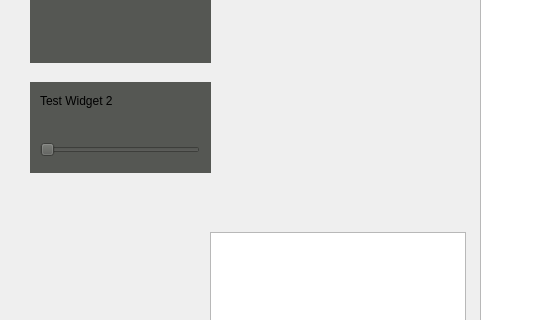
This is frmmain.ui in Bloodiko/pulseaudio-plugin-ui as Qt 5 draws it before an edit; both pictures show x 0 to 560 and y 177 to 497 of the 970 by 690 pixel window. The edited form follows.
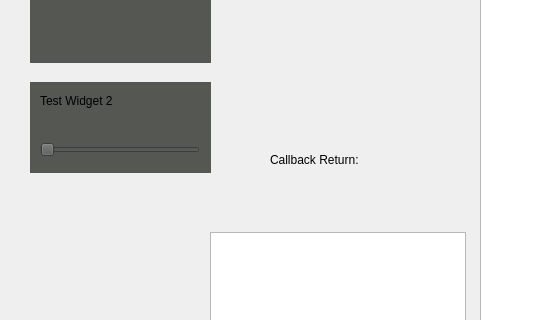
This is the edited form.

Diff of the .ui file:
```diff
--- a/frmmain.ui
+++ b/frmmain.ui
@@ -141,6 +141,32 @@
      </rect>
     </property>
    </widget>
+   <widget class="QLabel" name="label_3">
+    <property name="geometry">
+     <rect>
+      <x>270</x>
+      <y>310</y>
+      <width>101</width>
+      <height>16</height>
+     </rect>
+    </property>
+    <property name="text">
+     <string>Callback Return:</string>
+    </property>
+   </widget>
+   <widget class="QLabel" name="label_4">
+    <property name="geometry">
+     <rect>
+      <x>280</x>
+      <y>340</y>
+      <width>54</width>
+      <height>17</height>
+     </rect>
+    </property>
+    <property name="text">
+     <string/>
+    </property>
+   </widget>
   </widget>
   <widget class="QMenuBar" name="menubar">
    <property name="geometry">
```
Left out of the diff: 2 changed lines with no effect on the pictures.
